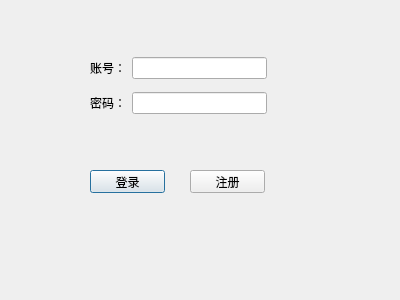
Old version of the form client/ui/logindialog.ui in the repository wuhu503/IMSystem.
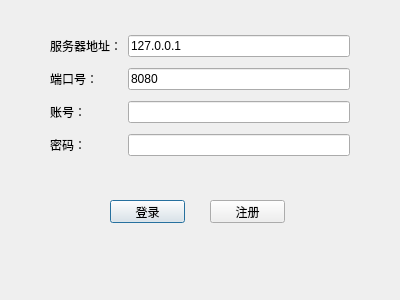
New version of the form.

Commit message:
feat: 添加服务器地址和端口输入支持
- TcpClient 新增 host/port 存储和 getter 方法
- LoginDialog UI 新增服务器地址和端口输入框（默认 127.0.0.1:8080）
- LoginDialog 从输入框读取地址和端口，增加端口有效性校验
- RegisterDialog 复用 TcpClient 中存储的地址和端口，无需重复输入

8:43

```diff
--- a/client/ui/logindialog.ui
+++ b/client/ui/logindialog.ui
@@ -13,64 +13,96 @@
   <property name="windowTitle">
    <string>Dialog</string>
   </property>
-  <widget class="QPushButton" name="loginBtn">
-   <property name="geometry">
-    <rect>
-     <x>90</x>
-     <y>170</y>
-     <width>75</width>
-     <height>23</height>
-    </rect>
-   </property>
-   <property name="text">
-    <string>登录</string>
-   </property>
-  </widget>
-  <widget class="QPushButton" name="registerBtn">
-   <property name="geometry">
-    <rect>
-     <x>190</x>
-     <y>170</y>
-     <width>75</width>
-     <height>23</height>
-    </rect>
-   </property>
-   <property name="text">
-    <string>注册</string>
-   </property>
-  </widget>
   <widget class="QWidget" name="layoutWidget">
    <property name="geometry">
     <rect>
-     <x>90</x>
-     <y>50</y>
-     <width>177</width>
-     <height>71</height>
+     <x>50</x>
+     <y>30</y>
+     <width>300</width>
+     <height>131</height>
     </rect>
    </property>
-   <layout class="QGridLayout" name="gridLayout" rowstretch="0,0">
+   <layout class="QGridLayout" name="gridLayout" rowstretch="0,0,0,0">
     <item row="0" column="0">
+     <widget class="QLabel" name="label_server">
+      <property name="text">
+       <string>服务器地址：</string>
+      </property>
+     </widget>
+    </item>
+    <item row="0" column="1">
+     <widget class="QLineEdit" name="serverEdit">
+      <property name="text">
+       <string>127.0.0.1</string>
+      </property>
+     </widget>
+    </item>
+    <item row="1" column="0">
+     <widget class="QLabel" name="label_port">
+      <property name="text">
+       <string>端口号：</string>
+      </property>
+     </widget>
+    </item>
+    <item row="1" column="1">
+     <widget class="QLineEdit" name="portEdit">
+      <property name="text">
+       <string>8080</string>
+      </property>
+     </widget>
+    </item>
+    <item row="2" column="0">
      <widget class="QLabel" name="label">
       <property name="text">
        <string>账号：</string>
       </property>
      </widget>
     </item>
-    <item row="1" column="1">
-     <widget class="QLineEdit" name="passwordEdit"/>
+    <item row="2" column="1">
+     <widget class="QLineEdit" name="usernameEdit"/>
     </item>
-    <item row="1" column="0">
+    <item row="3" column="0">
      <widget class="QLabel" name="label_2">
       <property name="text">
        <string>密码：</string>
       </property>
      </widget>
     </item>
-    <item row="0" column="1">
-     <widget class="QLineEdit" name="usernameEdit"/>
+    <item row="3" column="1">
+     <widget class="QLineEdit" name="passwordEdit">
+      <property name="echoMode">
+       <enum>QLineEdit::Password</enum>
+      </property>
+     </widget>
     </item>
    </layout>
   </widget>
+  <widget class="QPushButton" name="loginBtn">
+   <property name="geometry">
+    <rect>
+     <x>110</x>
+     <y>200</y>
+     <width>75</width>
+     <height>23</height>
+    </rect>
+   </property>
+   <property name="text">
+    <string>登录</string>
+   </property>
+  </widget>
+  <widget class="QPushButton" name="registerBtn">
+   <property name="geometry">
+    <rect>
+     <x>210</x>
+     <y>200</y>
+     <width>75</width>
+     <height>23</height>
+    </rect>
+   </property>
+   <property name="text">
+    <string>注册</string>
+   </property>
+  </widget>
  </widget>
  <resources/>
  <connections/>
```
Left out of the diff: 2 changed lines with no effect on the pictures. The commit also changes 5 other files.
